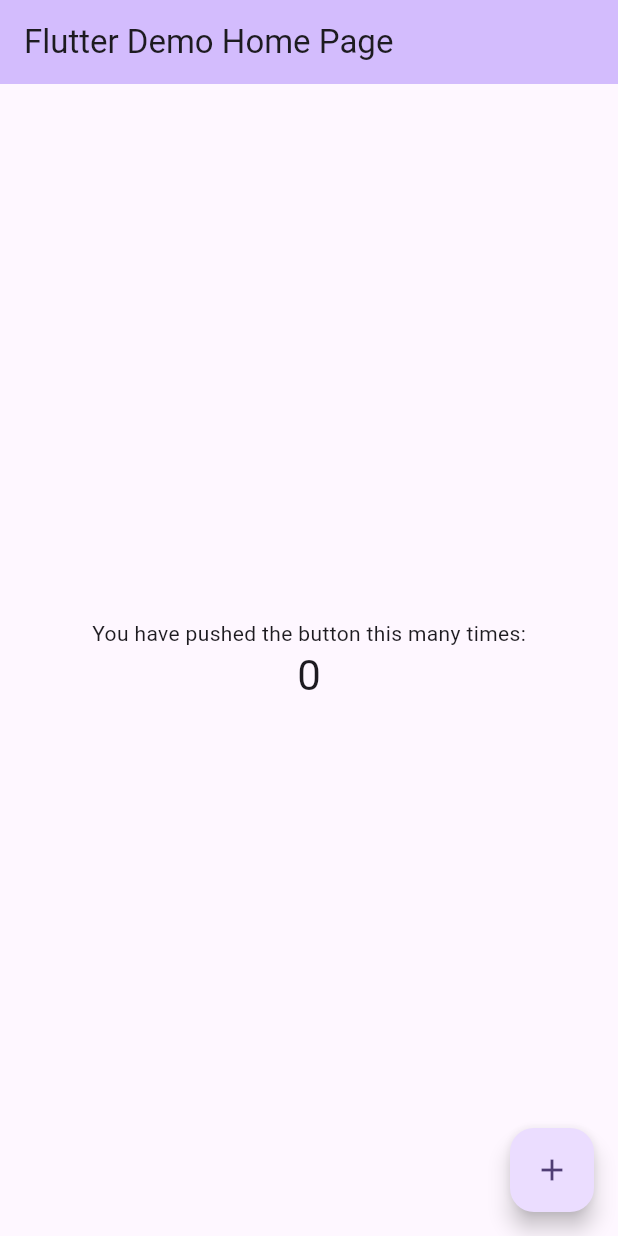
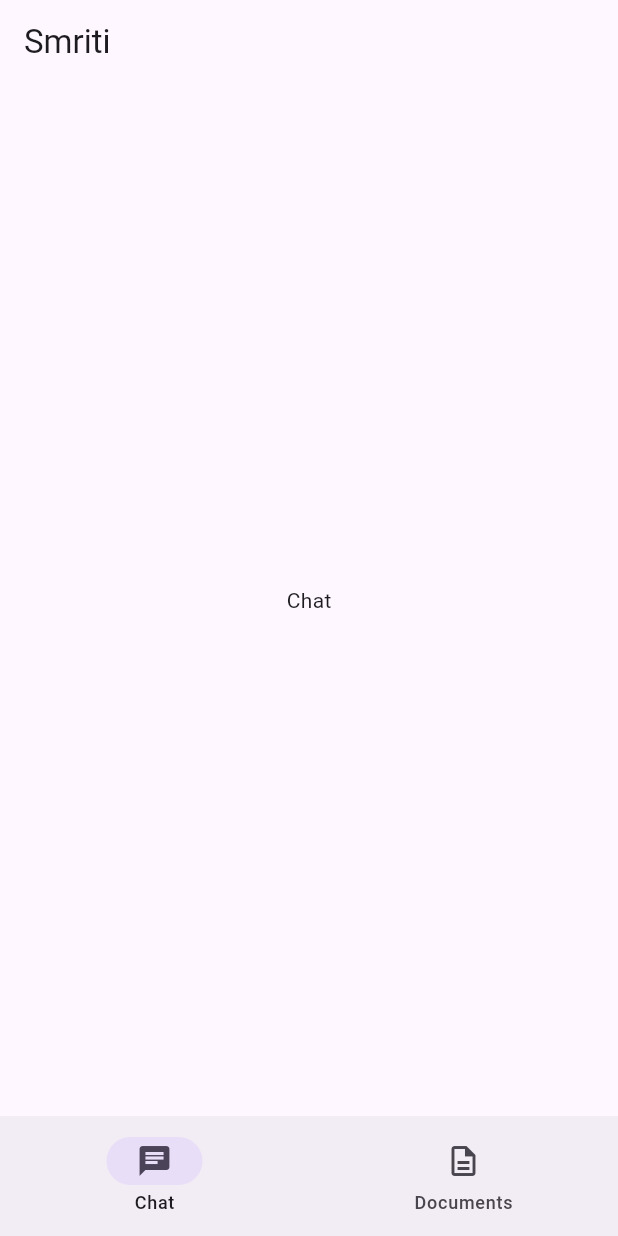
Before and after one commit to shashankguptadev/smriti, a Flutter app: the screen it shows after launch, on a phone screen of 412 x 824 dp. Run offline on Flutter 3.47's test engine with Material 3 defaults, Android fonts, the phone set to English and light mode, and no system bars.

Commit message:
feat: add Material 3 app shell with MultiProvider

```diff
--- /dev/null
+++ b/lib/app.dart
@@ -0,0 +1,26 @@
+import 'package:flutter/material.dart';
+import 'ui/screens/home_screen.dart';
+
+class SmritiApp extends StatelessWidget {
+  const SmritiApp({super.key});
+
+  @override
+  Widget build(BuildContext context) {
+    return MaterialApp(
+      title: 'Smriti',
+      debugShowCheckedModeBanner: false,
+      theme: ThemeData(
+        colorSchemeSeed: Colors.deepPurple,
+        useMaterial3: true,
+        brightness: Brightness.light,
+      ),
+      darkTheme: ThemeData(
+        colorSchemeSeed: Colors.deepPurple,
+        useMaterial3: true,
+        brightness: Brightness.dark,
+      ),
+      themeMode: ThemeMode.system,
+      home: const HomeScreen(),
+    );
+  }
+}
--- a/lib/main.dart
+++ b/lib/main.dart
@@ -1,122 +1,16 @@
 import 'package:flutter/material.dart';
+import 'package:provider/provider.dart';
+import 'app.dart';
 
 void main() {
-  runApp(const MyApp());
+  WidgetsFlutterBinding.ensureInitialized();
+  runApp(
+    MultiProvider(
+      providers: [
+        // Placeholder until Phase 2 providers are added.
+        Provider<String>.value(value: 'Smriti'),
+      ],
+      child: const SmritiApp(),
+    ),
+  );
 }
-
-class MyApp extends StatelessWidget {
-  const MyApp({super.key});
-
-  // This widget is the root of your application.
-  @override
-  Widget build(BuildContext context) {
-    return MaterialApp(
-      title: 'Flutter Demo',
-      theme: ThemeData(
-        // This is the theme of your application.
-        //
-        // TRY THIS: Try running your application with "flutter run". You'll see
-        // the application has a purple toolbar. Then, without quitting the app,
-        // try changing the seedColor in the colorScheme below to Colors.green
-        // and then invoke "hot reload" (save your changes or press the "hot
-        // reload" button in a Flutter-supported IDE, or press "r" if you used
-        // the command line to start the app).
-        //
-        // Notice that the counter didn't reset back to zero; the application
-        // state is not lost during the reload. To reset the state, use hot
-        // restart instead.
-        //
-        // This works for code too, not just values: Most code changes can be
-        // tested with just a hot reload.
-        colorScheme: ColorScheme.fromSeed(seedColor: Colors.deepPurple),
-      ),
-      home: const MyHomePage(title: 'Flutter Demo Home Page'),
-    );
-  }
-}
-
-class MyHomePage extends StatefulWidget {
-  const MyHomePage({super.key, required this.title});
-
-  // This widget is the home page of your application. It is stateful, meaning
-  // that it has a State object (defined below) that contains fields that affect
-  // how it looks.
-
-  // This class is the configuration for the state. It holds the values (in this
-  // case the title) provided by the parent (in this case the App widget) and
-  // used by the build method of the State. Fields in a Widget subclass are
-  // always marked "final".
-
-  final String title;
-
-  @override
-  State<MyHomePage> createState() => _MyHomePageState();
-}
-
-class _MyHomePageState extends State<MyHomePage> {
-  int _counter = 0;
-
-  void _incrementCounter() {
-    setState(() {
-      // This call to setState tells the Flutter framework that something has
-      // changed in this State, which causes it to rerun the build method below
-      // so that the display can reflect the updated values. If we changed
-      // _counter without calling setState(), then the build method would not be
-      // called again, and so nothing would appear to happen.
-      _counter++;
-    });
-  }
-
-  @override
-  Widget build(BuildContext context) {
-    // This method is rerun every time setState is called, for instance as done
-    // by the _incrementCounter method above.
-    //
-    // The Flutter framework has been optimized to make rerunning build methods
-    // fast, so that you can just rebuild anything that needs updating rather
-    // than having to individually change instances of widgets.
-    return Scaffold(
-      appBar: AppBar(
-        // TRY THIS: Try changing the color here to a specific color (to
-        // Colors.amber, perhaps?) and trigger a hot reload to see the AppBar
-        // change color while the other colors stay the same.
-        backgroundColor: Theme.of(context).colorScheme.inversePrimary,
-        // Here we take the value from the MyHomePage object that was created by
-        // the App.build method, and use it to set our appbar title.
-        title: Text(widget.title),
-      ),
-      body: Center(
-        // Center is a layout widget. It takes a single child and positions it
-        // in the middle of the parent.
-        child: Column(
-          // Column is also a layout widget. It takes a list of children and
-          // arranges them vertically. By default, it sizes itself to fit its
-          // children horizontally, and tries to be as tall as its parent.
-          //
-          // Column has various properties to control how it sizes itself and
-          // how it positions its children. Here we use mainAxisAlignment to
-          // center the children vertically; the main axis here is the vertical
-          // axis because Columns are vertical (the cross axis would be
-          // horizontal).
-          //
-          // TRY THIS: Invoke "debug painting" (choose the "Toggle Debug Paint"
-          // action in the IDE, or press "p" in the console), to see the
-          // wireframe for each widget.
-          mainAxisAlignment: MainAxisAlignment.center,
-          children: <Widget>[
-            const Text('You have pushed the button this many times:'),
-            Text(
-              '$_counter',
-              style: Theme.of(context).textTheme.headlineMedium,
-            ),
-          ],
-        ),
-      ),
-      floatingActionButton: FloatingActionButton(
-        onPressed: _incrementCounter,
-        tooltip: 'Increment',
-        child: const Icon(Icons.add),
-      ), // This trailing comma makes auto-formatting nicer for build methods.
-    );
-  }
-}
--- /dev/null
+++ b/lib/ui/screens/home_screen.dart
@@ -0,0 +1,47 @@
+import 'package:flutter/material.dart';
+
+/// Root screen with a Material 3 [NavigationBar] switching between
+/// the Chat and Documents tabs.
+class HomeScreen extends StatefulWidget {
+  const HomeScreen({super.key});
+
+  @override
+  State<HomeScreen> createState() => _HomeScreenState();
+}
+
+class _HomeScreenState extends State<HomeScreen> {
+  int _selectedIndex = 0;
+
+  static const List<Widget> _pages = <Widget>[
+    Center(child: Text('Chat')),
+    Center(child: Text('Documents')),
+  ];
+
+  @override
+  Widget build(BuildContext context) {
+    return Scaffold(
+      appBar: AppBar(title: const Text('Smriti')),
+      body: _pages[_selectedIndex],
+      bottomNavigationBar: NavigationBar(
+        selectedIndex: _selectedIndex,
+        onDestinationSelected: (int index) {
+          setState(() {
+            _selectedIndex = index;
+          });
+        },
+        destinations: const <NavigationDestination>[
+          NavigationDestination(
+            icon: Icon(Icons.chat_outlined),
+            selectedIcon: Icon(Icons.chat),
+            label: 'Chat',
+          ),
+          NavigationDestination(
+            icon: Icon(Icons.description_outlined),
+            selectedIcon: Icon(Icons.description),
+            label: 'Documents',
+          ),
+        ],
+      ),
+    );
+  }
+}
```
